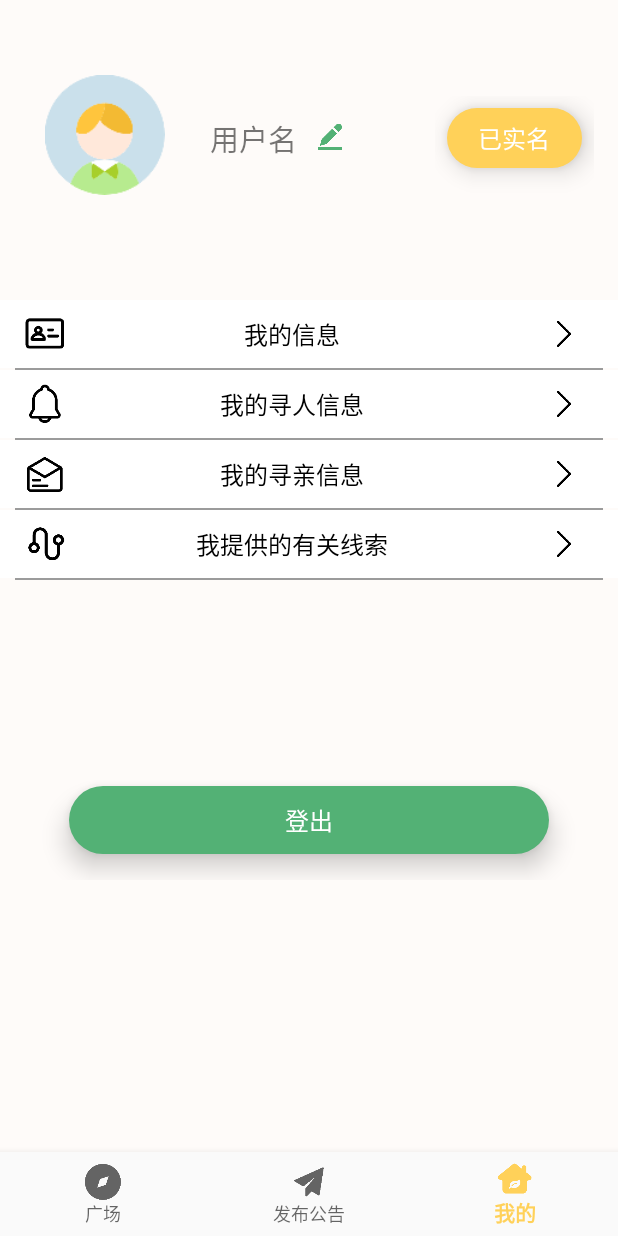
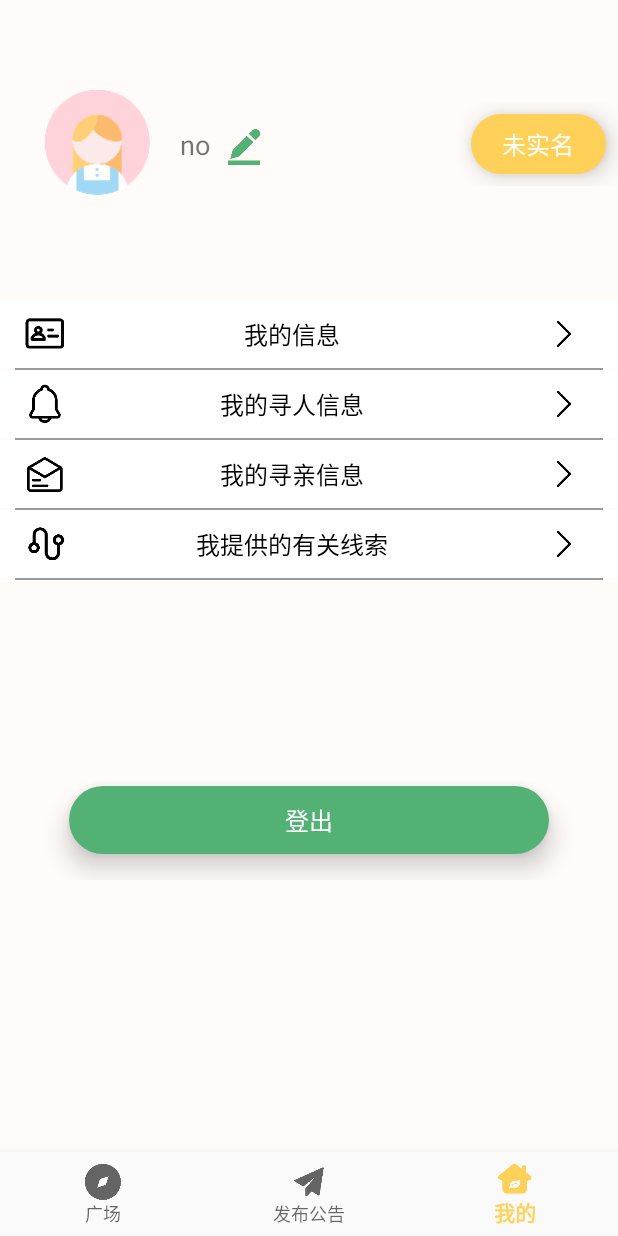
Before and after one commit to Lyrain02/Reunion, an Android app: the MyinfoFragment screen opened through its navigation route, on a phone screen of 412 x 824 dp. Run offline under Robolectric (Android 15) with nearby library versions, the phone set to English and light mode, and no system bars; our stand-ins replace navigation-ui.

Commit message:
update myinfo

```diff
--- a/app/src/main/AndroidManifest.xml
+++ b/app/src/main/AndroidManifest.xml
@@ -10,7 +10,7 @@
         android:supportsRtl="true"
         android:theme="@style/Theme.MyTest">
         <activity android:name=".ui.squareDetail.bDetailActivity"></activity>
-        <activity android:name=".ui.myclue.MyClueActivity" />
+        <activity android:name=".ui.Myclue.MyClueActivity" />
         <activity android:name=".ui.myresult.MatchResultActivity"></activity>
         <activity android:name=".ui.submit.Submit2Activity" />
         <activity android:name=".ui.myrelative.MyRelativeActivity" />
@@ -28,7 +28,6 @@
             android:fitsSystemWindows="true">
             <intent-filter>
                 <action android:name="android.intent.action.MAIN" />
-
                 <category android:name="android.intent.category.LAUNCHER" />
             </intent-filter>
         </activity>
--- a/app/src/main/java/com/example/mytest/ui/myclue/MyClueActivity.kt
+++ b/app/src/main/java/com/example/mytest/ui/myclue/MyClueActivity.kt
@@ -1,6 +1,5 @@
-package com.example.mytest.ui.myclue
+package com.example.mytest.ui.Myclue
 
-import android.content.Intent
 import androidx.appcompat.app.AppCompatActivity
 import android.os.Bundle
 import android.util.Log
@@ -9,7 +8,6 @@ import android.widget.ImageView
 import android.widget.TextView
 import androidx.recyclerview.widget.RecyclerView
 import androidx.recyclerview.widget.StaggeredGridLayoutManager
-import com.example.mytest.MainActivity
 import com.example.mytest.R
 import com.example.mytest.ui.myfind.myfindMsg
 
--- a/app/src/main/java/com/example/mytest/ui/myclue/MyClueInfoAdapter.kt
+++ b/app/src/main/java/com/example/mytest/ui/myclue/MyClueInfoAdapter.kt
@@ -1,4 +1,4 @@
-package com.example.mytest.ui.myclue
+package com.example.mytest.ui.Myclue
 
 import android.util.Log
 import android.view.LayoutInflater
--- a/app/src/main/java/com/example/mytest/user/User.kt
+++ b/app/src/main/java/com/example/mytest/user/User.kt
@@ -1,14 +1,24 @@
 package com.example.mytest.user
 
 import android.util.Log
+import android.widget.Toast
+import androidx.core.content.contentValuesOf
+import com.example.mytest.R
 
 object User{
-    const val tag = "user"
-    var id:Int = 0      //0为测试用户
-    var name:String = "test"
+    private val tag = "User"
+
+    const val AUTH_FINISHED = "已实名"
+    const val AUTH_UNFINISHED = "未实名"
+
+    var id:Int = -2      //0为测试用户
+    var name:String = "no"  //test为测试用户
+    var image:Int = R.drawable.eg_girl
+    var auth:String = AUTH_UNFINISHED
+
 
     private fun isValid():Boolean{
-        if(id==0 && name =="test")
+        if(id==-2 && name =="no")
             return false
         return true
     }
@@ -21,11 +31,20 @@ object User{
         }else{
             Log.d(tag,"Already log in! id is ${User.id},name is ${User.name}")
         }
+        User.log()
     }
 
     fun logout(){
-        this.id = 0
-        this.name = "test"
+        this.id = -2
+        this.name = "no"
+        this.image = R.drawable.eg_girl
+        this.auth = User.AUTH_UNFINISHED
         Log.d(tag,"Log out successfully!")
+        User.log()
+    }
+
+    fun log(){
+        Log.d(tag,"User info:\n id: ${User.id}, name: " +
+                "${User.name}, image: ${User.image}, auth: ${User.auth}")
     }
 }
--- a/app/src/main/res/layout/activity_my_clue.xml
+++ b/app/src/main/res/layout/activity_my_clue.xml
@@ -5,7 +5,7 @@
     android:layout_width="match_parent"
     android:layout_height="match_parent"
     android:orientation="vertical"
-    tools:context=".ui.myclue.MyClueActivity">
+    tools:context=".ui.Myclue.MyClueActivity">
 
     <LinearLayout
         android:layout_width="match_parent"
--- a/app/src/main/res/layout/fragment_myinfo.xml
+++ b/app/src/main/res/layout/fragment_myinfo.xml
@@ -11,47 +11,46 @@
 
 
     <LinearLayout
-
         android:layout_width="match_parent"
         android:layout_height="200dp"
         android:orientation="horizontal"
         android:paddingLeft="30dp"
         android:paddingTop="50dp">
-
         <ImageView
-            android:layout_width="80dp"
+            android:id="@+id/myinfo_image"
+            android:layout_width="70dp"
+            android:layout_height="70dp"
+            android:src="@drawable/eg_boy"
+            android:layout_marginTop="10dp"/>
+        <TextView
+            android:id="@+id/myinfo_name"
+            android:layout_width="wrap_content"
             android:layout_height="80dp"
-
-            android:src="@drawable/eg_boy" />
-
-        <TextView
-            android:layout_width="100dp"
-            android:layout_height="80dp"
-            android:paddingLeft="30dp"
-
-            android:paddingTop="28dp"
+            android:paddingLeft="20dp"
+            android:paddingTop="34dp"
             android:text="用户名"
-            android:textSize="19dp" />
-
-        <ImageView
-            android:id="@+id/reset_name"
-            android:layout_width="80dp"
-            android:layout_height="80dp"
-            android:paddingTop="32dp"
-            android:paddingRight="60dp"
-            android:paddingBottom="29dp"
-            android:src="@drawable/rectify"
-
-            />
+            android:textSize="18dp" />
+        <LinearLayout
+            android:layout_width="0dp"
+            android:layout_height="wrap_content"
+            android:layout_weight="1"
+            android:orientation="horizontal">
+            <ImageView
+                android:id="@+id/reset_name"
+                android:layout_height="25dp"
+                android:layout_width="25dp"
+                android:layout_marginTop="35dp"
+                android:layout_marginLeft="10dp"
+                android:src="@drawable/rectify"
+                />
+        </LinearLayout>
 
         <LinearLayout
             android:layout_width="wrap_content"
-            android:layout_height="match_parent"
-            android:paddingTop="14dp"
-            android:paddingBottom="60dp">
-
-
+            android:layout_height="wrap_content"
+            android:paddingTop="18dp">
             <TextView
+                android:id="@+id/myinfo_auth"
                 android:layout_width="90dp"
                 android:layout_height="40dp"
                 android:layout_marginLeft="8dp"
@@ -65,8 +64,6 @@
                 android:textColor="@color/white"
                 android:textSize="16dp" />
         </LinearLayout>
-
-
     </LinearLayout>
 
     <LinearLayout
@@ -77,40 +74,28 @@
         android:orientation="horizontal"
         android:paddingLeft="10dp"
         android:paddingRight="10dp">
-
         <ImageView
-            android:id="@+id/image_myinfo"
-
             android:layout_width="40dp"
             android:layout_height="45dp"
             android:src="@drawable/myinfoo" />
-
         <TextView
-            android:id="@+id/text_myinfo"
             android:layout_width="270dp"
             android:layout_height="45dp"
             android:layout_marginLeft="10dp"
             android:layout_marginRight="10dp"
             android:gravity="center"
-
             android:text="我的信息"
             android:textColor="@color/black"
             android:textSize="16sp" />
-
         <ImageView
-            android:id="@+id/into_myinfo"
             android:layout_width="wrap_content"
             android:layout_height="match_parent"
             android:layout_marginTop="10dp"
             android:layout_marginBottom="10dp"
             android:paddingLeft="10dp"
             android:src="@drawable/into"
-
             />
-
-
     </LinearLayout>
-
 
     <ImageView
         android:layout_width="match_parent"
@@ -125,20 +110,16 @@
         android:layout_height="45dp"
         android:background="@color/white"
         android:orientation="horizontal"
-
         android:paddingLeft="10dp"
         android:paddingRight="10dp">
 
         <ImageView
-            android:id="@+id/image_myfind"
             android:layout_width="40dp"
             android:layout_height="45dp"
             android:paddingTop="8dp"
             android:paddingBottom="8dp"
             android:src="@drawable/lingdang" />
-
         <TextView
-            android:id="@+id/text_myfind"
             android:layout_width="270dp"
             android:layout_height="45dp"
             android:layout_marginLeft="10dp"
@@ -147,19 +128,14 @@
             android:text="我的寻人信息"
             android:textColor="@color/black"
             android:textSize="16sp" />
-
         <ImageView
-            android:id="@+id/into_myfind"
             android:layout_width="wrap_content"
             android:layout_height="match_parent"
             android:layout_marginTop="10dp"
             android:layout_marginBottom="10dp"
             android:paddingLeft="10dp"
             android:src="@drawable/into"
-
             />
-
-
     </LinearLayout>
 
     <ImageView
@@ -177,17 +153,13 @@
         android:orientation="horizontal"
         android:paddingLeft="10dp"
         android:paddingRight="10dp">
-
         <ImageView
-            android:id="@+id/image_myrelative"
             android:layout_width="40dp"
             android:layout_height="45dp"
             android:paddingTop="8dp"
             android:paddingBottom="8dp"
             android:src="@drawable/evenlope" />
-
         <TextView
-            android:id="@+id/text_myrelative"
             android:layout_width="270dp"
             android:layout_height="45dp"
             android:layout_marginLeft="10dp"
@@ -196,19 +168,13 @@
             android:text="我的寻亲信息"
             android:textColor="@color/black"
             android:textSize="16sp" />
-
         <ImageView
-            android:id="@+id/into_myrelative"
             android:layout_width="wrap_content"
             android:layout_height="match_parent"
             android:layout_marginTop="10dp"
             android:layout_marginBottom="10dp"
             android:paddingLeft="10dp"
-            android:src="@drawable/into"
-
-            />
-
-
+            android:src="@drawable/into" />
     </LinearLayout>
 
     <ImageView
@@ -226,17 +192,13 @@
         android:orientation="horizontal"
         android:paddingLeft="10dp"
         android:paddingRight="10dp">
-
         <ImageView
-            android:id="@+id/image_myclue"
             android:layout_width="40dp"
             android:layout_height="45dp"
             android:paddingTop="8dp"
             android:paddingBottom="8dp"
             android:src="@drawable/clue" />
-
         <TextView
-            android:id="@+id/text_myclue"
             android:layout_width="270dp"
             android:layout_height="45dp"
             android:layout_marginLeft="10dp"
@@ -245,19 +207,14 @@
             android:text="我提供的有关线索"
             android:textColor="@color/black"
             android:textSize="16sp" />
-
         <ImageView
-            android:id="@+id/into_myclue"
             android:layout_width="wrap_content"
             android:layout_height="match_parent"
             android:layout_marginTop="10dp"
             android:layout_marginBottom="10dp"
             android:paddingLeft="10dp"
             android:src="@drawable/into"
-
             />
-
-
     </LinearLayout>
 
     <ImageView
@@ -323,7 +280,7 @@
         android:paddingTop="120dp">
 
         <TextView
-            android:id="@+id/logout_myinfo"
+            android:id="@+id/myinfo_logout"
             android:layout_width="320dp"
             android:layout_height="45dp"
             android:background="@drawable/log_out"
--- a/app/src/main/res/layout/fragment_square.xml
+++ b/app/src/main/res/layout/fragment_square.xml
@@ -5,6 +5,7 @@
     android:layout_width="match_parent"
     android:layout_height="match_parent"
     android:orientation="vertical"
+    android:background="@color/yellow6"
     tools:context=".ui.square.SquareFragment">
     <!--广场页面-->
 
```
Also changed, not shown: app/src/main/java/com/example/mytest/ui/myinfo/MyinfoFragment.kt (+115 -16 lines), app/src/main/res/values/colors.xml (+9 -0 lines), 1 other file.
